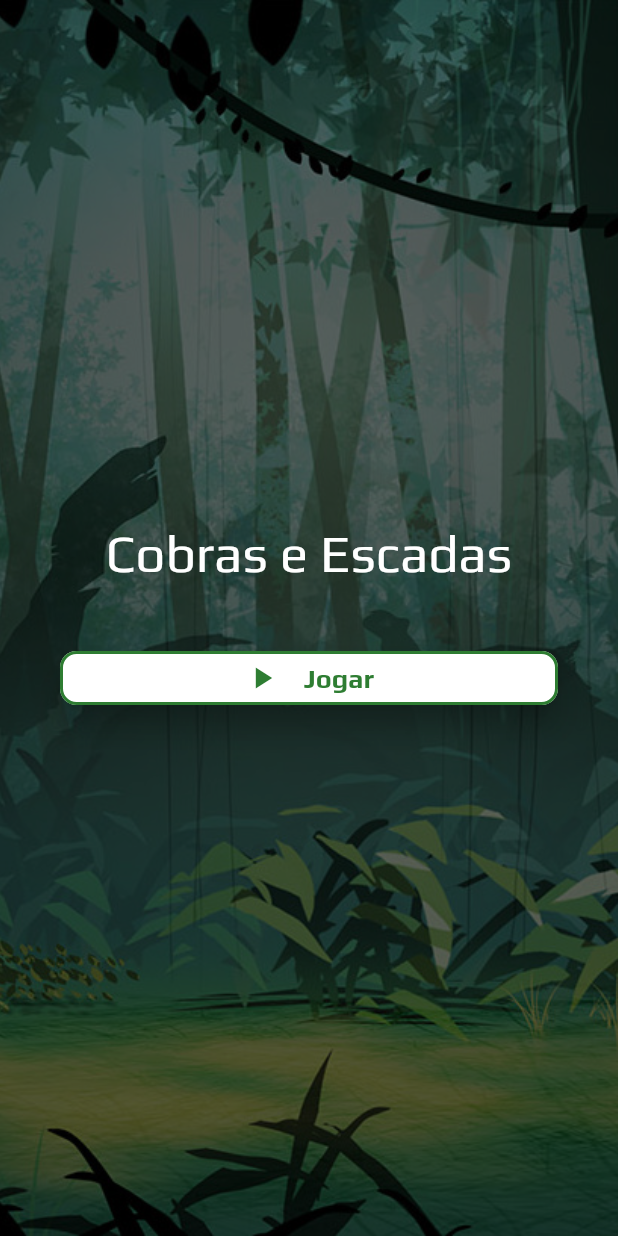
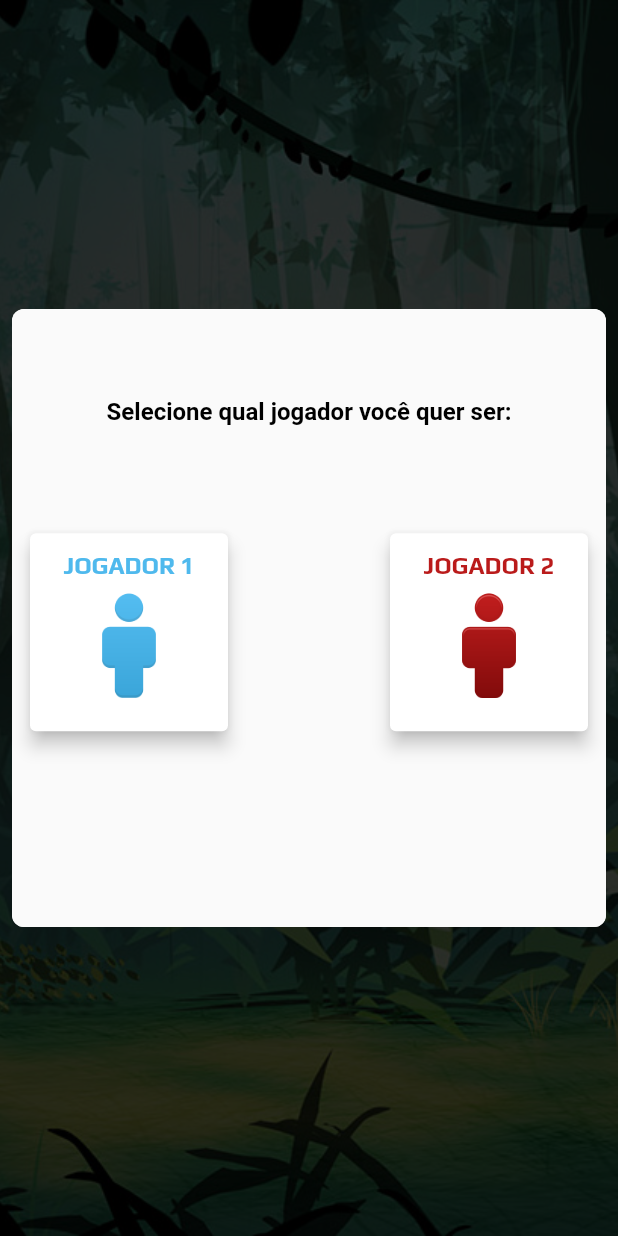
Before and after one commit to vitoriassia/Snakes-and-ladders, a Flutter app: the screen it shows after launch, after a tap on "Jogar", on a phone screen of 412 x 824 dp. Run offline on Flutter 3.47's test engine with Material 2 defaults, Android fonts, the phone set to English and light mode, and no system bars.

Commit message:
selecionar qual jogador quer ser

```diff
--- a/lib/constants.dart
+++ b/lib/constants.dart
@@ -3,6 +3,8 @@ import 'package:flutter/material.dart';
 const kAppGrey = Color(0xfffafafa);
 const kPrimaryColor = Color(0xffeb8913);
 const kSecondColor = Color(0xfffeba713);
+const blueAppColor = Color(0xff4fb9ed);
+const redAppColor = Color(0xffba1b1b);
 const kAppTitleBlack =
     TextStyle(color: Colors.black, fontSize: 16.0, fontWeight: FontWeight.bold);
 
@@ -14,3 +16,8 @@ const kAppSubTitleBlack =
 
 const kAppSubTitleWhite =
     TextStyle(color: Colors.white, fontSize: 14.0, fontWeight: FontWeight.bold);
+
+const kTitleStyle = TextStyle(
+  fontSize: 20,
+  fontWeight: FontWeight.bold,
+);
--- a/lib/ui/screens/start_screen/start_screen.dart
+++ b/lib/ui/screens/start_screen/start_screen.dart
@@ -1,5 +1,8 @@
 import 'package:flutter/material.dart';
+import 'package:snakes_and_ladders/ui/screens/start_screen/widgets/choice_type_player_widget.dart';
+import 'package:snakes_and_ladders/ui/sharedWidgets/default_dialog.dart';
 import 'package:snakes_and_ladders/ui/sharedWidgets/sweet_button.dart';
+import 'package:snakes_and_ladders/utils/dialog_transition.dart';
 
 class StartScreen extends StatelessWidget {
   @override
@@ -34,7 +37,13 @@ class StartScreen extends StatelessWidget {
                     color: Colors.white,
                     borderColor: Colors.green[800]!,
                     isEnable: true,
-                    onPressed: () {},
+                    onPressed: () {
+                      dialogTransitionScale(context,
+                          child: DefaultAppDialog(
+                              child: ChoiceTypePlayerWidget(),
+                              height:
+                                  MediaQuery.of(context).size.height * 0.5));
+                    },
                     textcolor: Colors.green[800]!,
                     icon: Icons.play_arrow),
               )
--- /dev/null
+++ b/lib/ui/screens/start_screen/widgets/choice_type_player_widget.dart
@@ -0,0 +1,166 @@
+import 'package:flutter/material.dart';
+import 'package:snakes_and_ladders/constants.dart';
+import 'package:snakes_and_ladders/ui/screens/home_screen/home_screen.dart';
+import 'package:snakes_and_ladders/ui/sharedWidgets/button_invisible_with_border_color.dart';
+import 'package:snakes_and_ladders/utils/navigation.dart';
+
+class ChoiceTypePlayerWidget extends StatefulWidget {
+  ChoiceTypePlayerWidget();
+
+  @override
+  _ChoiceTypePlayerWidgetState createState() => _ChoiceTypePlayerWidgetState();
+}
+
+class _ChoiceTypePlayerWidgetState extends State<ChoiceTypePlayerWidget> {
+  bool playerOne = false;
+  bool playerTwo = false;
+  @override
+  Widget build(BuildContext context) {
+    return Material(
+      borderRadius: BorderRadius.circular(8),
+      child: Column(
+        mainAxisAlignment: MainAxisAlignment.spaceEvenly,
+        children: [
+          Container(
+            child: Text('Selecione qual jogador você quer ser:',
+                style: kAppTitleBlack),
+          ),
+          Row(
+            mainAxisAlignment: MainAxisAlignment.spaceBetween,
+            children: [
+              Padding(
+                padding: const EdgeInsets.all(8.0),
+                child: InkWell(
+                  onTap: () {
+                    setState(() {
+                      playerOne = !playerOne;
+                      playerTwo = false;
+                    });
+                  },
+                  child: AnimatedContainer(
+                    duration: Duration(milliseconds: 300),
+                    width: playerOne ? 170 : 140,
+                    height: playerOne ? 230 : 140,
+                    child: Card(
+                      elevation: 5,
+                      child: Padding(
+                        padding: const EdgeInsets.all(8.0),
+                        child: Column(
+                          mainAxisAlignment: MainAxisAlignment.spaceAround,
+                          children: [
+                            Text(
+                              'JOGADOR 1',
+                              style: kTitleStyle.copyWith(
+                                  color: blueAppColor,
+                                  fontSize: 16,
+                                  fontFamily: 'Play',
+                                  fontWeight: FontWeight.bold),
+                            ),
+                            Image.asset(
+                              'assets/playerOne.png',
+                              width: 70,
+                              height: 70,
+                            ),
+                            Padding(
+                              padding: const EdgeInsets.only(left: 10),
+                              child: AnimatedDefaultTextStyle(
+                                duration: Duration(milliseconds: 500),
+                                style: playerOne
+                                    ? kTitleStyle.copyWith(
+                                        color: blueAppColor, fontSize: 12)
+                                    : kTitleStyle.copyWith(
+                                        color: Colors.green, fontSize: 0),
+                                child: Text(
+                                  'Seja o primeiro a jogar!',
+                                ),
+                              ),
+                            )
+                          ],
+                        ),
+                      ),
+                    ),
+                  ),
+                ),
+              ),
+              Padding(
+                padding: const EdgeInsets.all(8.0),
+                child: InkWell(
+                  onTap: () {
+                    setState(() {
+                      playerTwo = !playerTwo;
+                      playerOne = false;
+                    });
+                  },
+                  child: AnimatedContainer(
+                    duration: Duration(milliseconds: 300),
+                    width: playerTwo ? 170 : 140,
+                    height: playerTwo ? 230 : 140,
+                    child: Card(
+                      elevation: 5,
+                      child: Padding(
+                        padding: const EdgeInsets.all(8.0),
+                        child: Column(
+                          mainAxisAlignment: MainAxisAlignment.spaceAround,
+                          children: [
+                            Text(
+                              'JOGADOR 2',
+                              style: kTitleStyle.copyWith(
+                                  color: redAppColor,
+                                  fontSize: 16,
+                                  fontFamily: 'Play',
+                                  fontWeight: FontWeight.bold),
+                            ),
+                            Image.asset(
+                              'assets/playerTwo.png',
+                              width: 70,
+                              height: 70,
+                            ),
+                            Padding(
+                              padding: const EdgeInsets.only(left: 10),
+                              child: AnimatedDefaultTextStyle(
+                                duration: Duration(milliseconds: 500),
+                                style: playerTwo
+                                    ? kTitleStyle.copyWith(
+                                        color: redAppColor, fontSize: 12)
+                                    : kTitleStyle.copyWith(
+                                        color: Colors.green, fontSize: 0),
+                                child: Text(
+                                  'Seja o segundo a jogar!',
+                                ),
+                              ),
+                            )
+                          ],
+                        ),
+                      ),
+                    ),
+                  ),
+                ),
+              ),
+            ],
+          ),
+          isSelect()
+              ? Padding(
+                  padding: const EdgeInsets.only(right: 15, left: 15),
+                  child: buttonInvisibleWithBorderColor(
+                      icon: Icons.play_arrow,
+                      color: playerOne ? blueAppColor : redAppColor,
+                      onPress: () {
+                        navigationTowithAnimation(
+                            context: context, page: HomeScreen());
+                      },
+                      text: 'JOGAR'),
+                )
+              : Container()
+        ],
+      ),
+    );
+  }
+
+  bool isSelect() {
+    if (playerOne || playerTwo) {
+      return true;
+    } else {
+      return false;
+    }
+  }
+}
--- /dev/null
+++ b/lib/ui/sharedWidgets/default_dialog.dart
@@ -0,0 +1,29 @@
+import 'package:flutter/material.dart';
+
+class DefaultAppDialog extends StatelessWidget {
+  final Widget child;
+  final double height;
+  DefaultAppDialog({required this.child, required this.height});
+  @override
+  Widget build(BuildContext context) {
+    return Padding(
+      padding: const EdgeInsets.all(8.0),
+      child: Stack(children: <Widget>[
+        Opacity(
+          opacity: 1.0,
+        ),
+        Align(
+          alignment: Alignment.center,
+          child: Container(
+            height: height,
+            width: double.infinity,
+            child: Material(
+              borderRadius: BorderRadius.circular(8),
+              child: child,
+            ),
+          ),
+        )
+      ]),
+    );
+  }
+}
--- /dev/null
+++ b/lib/utils/dialog_transition.dart
@@ -0,0 +1,24 @@
+import 'package:flutter/material.dart';
+
+dialogTransitionScale(context, {required Widget child}) {
+  return showGeneralDialog(
+      barrierColor: Colors.black.withOpacity(0.5),
+      transitionBuilder: (context, animation, secondaryAnimation, widget) {
+        return ScaleTransition(
+            scale: Tween<double>(
+              begin: 0.0,
+              end: 1.0,
+            ).animate(
+              CurvedAnimation(
+                parent: animation,
+                curve: Curves.fastOutSlowIn,
+              ),
+            ),
+            child: child);
+      },
+      transitionDuration: Duration(milliseconds: 500),
+      barrierDismissible: true,
+      barrierLabel: '',
+      context: context,
+      pageBuilder: (context, animation1, animation2) => child);
+}
```
Also changed, not shown: lib/ui/sharedWidgets/button_invisible_with_border_color.dart (added, +42 -0 lines), lib/utils/animation_trasition_screen.dart (added, +27 -0 lines), lib/utils/navigation.dart (added, +49 -0 lines), assets/playerOne.png (added), assets/playerTwo.png (added).
